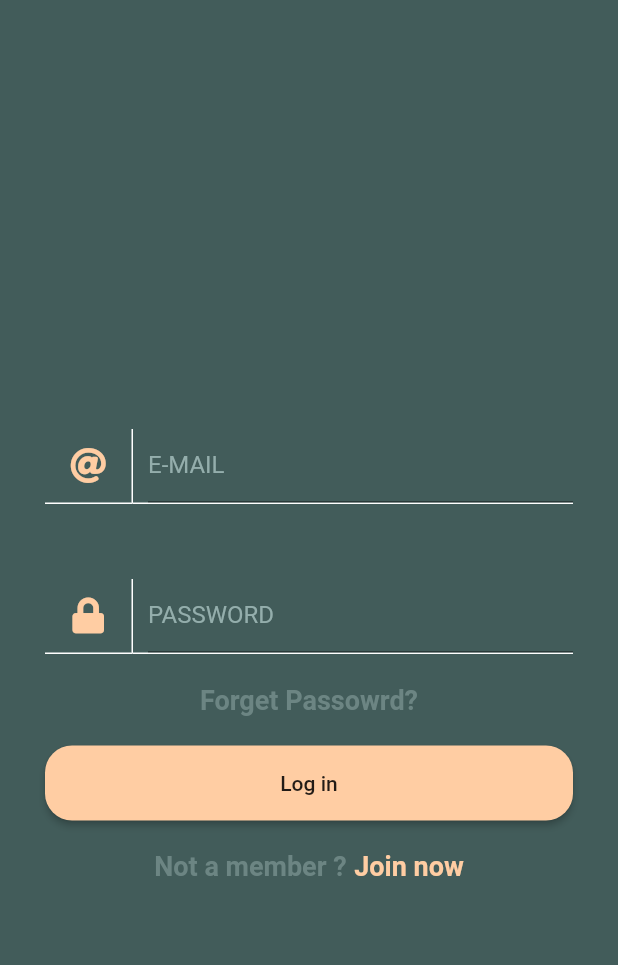
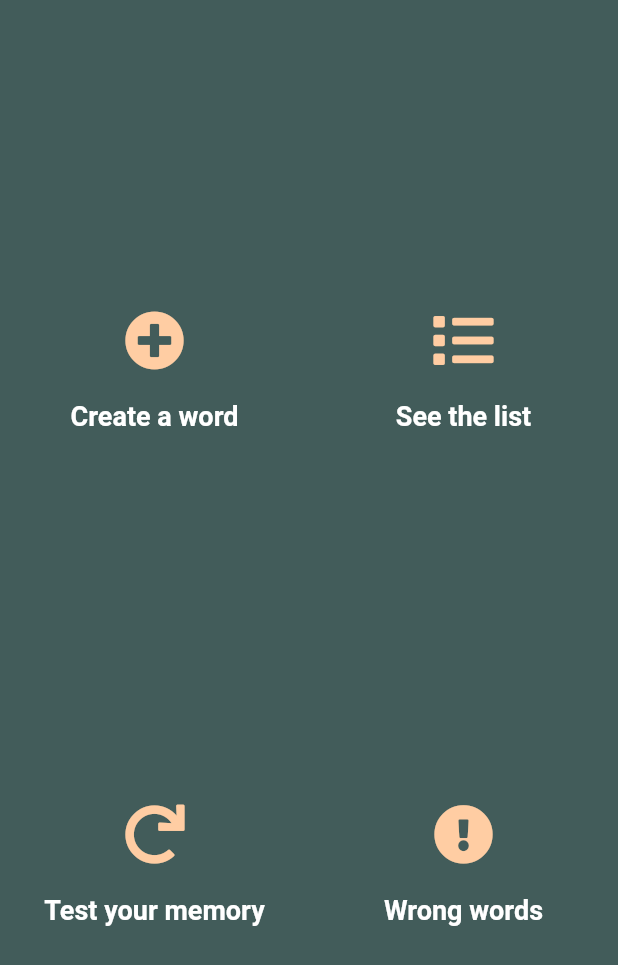
Before and after one commit to YasarKabacali/wordandmemory, a Flutter app: the screen it shows after launch, after a tap on "Log in", on a phone screen of 412 x 824 dp. Shown: the top 965 px of the screen. Run offline on Flutter 3.47's test engine with Material 2 defaults, Android fonts, the phone set to English and light mode, and no system bars; our stand-ins replace font_awesome_flutter.

Commit message:
Register ve MainPage olusturuldu,Login pagedeki sorunlar giderildi.

```diff
--- /dev/null
+++ b/lib/components/LrButton.dart
@@ -0,0 +1,20 @@
+import 'package:flutter/material.dart';
+class LrButton extends StatelessWidget {
+  final String buttonText;
+  final Function onPress;
+    LrButton({this.buttonText,this.onPress});
+  @override
+  Widget build(BuildContext context) {
+    return ButtonTheme(
+      height: 50.0,
+      child: RaisedButton(
+        onPressed: onPress,
+        child: Text(buttonText),
+        shape: RoundedRectangleBorder(
+          borderRadius: new BorderRadius.circular(18.0),
+        ),
+        color: Color(0xFFFFCDA3),
+      ),
+    );
+  }
+}
--- a/lib/components/iconTextField.dart
+++ b/lib/components/iconTextField.dart
@@ -1,6 +1,4 @@
 import 'package:flutter/material.dart';
-
-
 import '../constants.dart';
 
 class IconTextField extends StatelessWidget {
@@ -9,7 +7,7 @@ class IconTextField extends StatelessWidget {
   @override
   Widget build(BuildContext context) {
     return Container(
-      height: 50.0,
+      height: 40.0,
       child: Icon(
         icon,
         color: Color(0xFFFFCDA3),
--- a/lib/components/loginText.dart
+++ b/lib/components/loginText.dart
@@ -1,6 +1,5 @@
 import 'package:flutter/material.dart';
 
-import '../constants.dart';
 
 class LoginText extends StatelessWidget {
   final String loginText;
--- /dev/null
+++ b/lib/components/reusableCard.dart
@@ -0,0 +1,29 @@
+import 'package:flutter/material.dart';
+import '../constants.dart';
+
+const double iconSize = 40.0;
+
+class ReusableCard extends StatelessWidget {
+  final IconData cardIcon;
+  final String cardText;
+  final Function onPress;
+  ReusableCard({this.cardIcon, this.cardText, this.onPress});
+
+  @override
+  Widget build(BuildContext context) {
+    return GestureDetector(
+      onTap: onPress,
+      child: Container(
+        child: Column(
+          mainAxisAlignment: MainAxisAlignment.center,
+          crossAxisAlignment: CrossAxisAlignment.center,
+          children: <Widget>[
+            Icon(cardIcon, color: kIconColor, size: iconSize),
+            kSizedBoxTwenty,
+            Text(cardText, style: kMainPageTextStyle),
+          ],
+        ),
+      ),
+    );
+  }
+}
--- a/lib/components/loginTextField.dart
+++ b/lib/components/textField.dart
@@ -1,27 +1,28 @@
 import 'package:flutter/material.dart';
 import 'package:word_and_memory/constants.dart';
 
-class LoginTextField extends StatelessWidget {
 
+class customTextField extends StatelessWidget {
   final String labelTextField;
-
-  LoginTextField({this.labelTextField});
+  final bool showText;
+  customTextField({this.labelTextField, this.showText});
 
   @override
   Widget build(BuildContext context) {
     return Container(
-      height: 50.0,
-      padding: EdgeInsets.only(left: 10.0),
+      height: 40.0,
       child: TextField(
+        textAlign: TextAlign.left,
+        obscureText: showText,
+        style: TextStyle(color: Colors.white),
         cursorColor: Colors.white,
         decoration: InputDecoration(
-          labelText: labelTextField,
-          labelStyle: TextStyle(
+          contentPadding: EdgeInsets.only(left: 10.0, bottom: 15.0),
+          hintText: labelTextField,
+          hintStyle: TextStyle(
             color: Color(0xFF94AEAC),
           ),
-          focusedBorder: OutlineInputBorder(
-            borderSide: BorderSide.none,
-          ),
+          border: InputBorder.none,
         ),
       ),
       decoration: BoxDecoration(
--- a/lib/constants.dart
+++ b/lib/constants.dart
@@ -3,10 +3,19 @@ import 'package:flutter/material.dart';
 const kTextFieldBorderSide =
     BorderSide(color: Colors.white, width: 1, style: BorderStyle.solid);
 const kLoginPageText = TextStyle(
-          color: Color(0xFF6C8583),
-          fontSize: 18.0,
-          fontWeight: FontWeight.bold);
+    color: Color(0xFF6C8583), fontSize: 18.0, fontWeight: FontWeight.bold);
 const kJoinNow = TextStyle(
-          color: Color(0xFFFFCDA3),
-          fontSize: 18.0,
-          fontWeight: FontWeight.bold);
+    color: Color(0xFFFFCDA3), fontSize: 18.0, fontWeight: FontWeight.bold);
+const kSizedBoxTwenty = SizedBox(
+  height: 20.0,
+);
+const kSizedBoxFifty = SizedBox(
+  height: 50.0,
+);
+const kSizedBoxThirty = SizedBox(
+  height: 40.0,
+);
+const kIconColor = Color(0xFFFFCDA3);
+
+const kMainPageTextStyle=TextStyle(
+    color: Colors.white, fontSize: 18.0, fontWeight: FontWeight.bold);
--- a/lib/main.dart
+++ b/lib/main.dart
@@ -8,7 +8,7 @@ class MyApp extends StatelessWidget {
   Widget build(BuildContext context) {
     return MaterialApp(
       debugShowCheckedModeBanner: false,
-      title: 'Flutter Demo',
+      title: 'Word and Memory',
       theme: ThemeData(
         primaryColor: Color(0xFFFFCDA3),
         scaffoldBackgroundColor: Color(0xFF425C5A),
--- a/lib/screens/login_page.dart
+++ b/lib/screens/login_page.dart
@@ -1,12 +1,19 @@
 import 'package:flutter/material.dart';
 import 'package:font_awesome_flutter/font_awesome_flutter.dart';
+import 'package:word_and_memory/components/LrButton.dart';
 import 'package:word_and_memory/components/iconTextField.dart';
 import 'package:word_and_memory/components/loginText.dart';
+import 'package:word_and_memory/components/textField.dart';
+import 'package:word_and_memory/constants.dart';
+import 'package:word_and_memory/screens/register_page.dart';
+import 'main_page.dart';
 
-import 'package:word_and_memory/components/loginTextField.dart';
-import 'package:word_and_memory/constants.dart';
+class LoginPage extends StatefulWidget {
+  @override
+  _LoginPageState createState() => _LoginPageState();
+}
 
-class LoginPage extends StatelessWidget {
+class _LoginPageState extends State<LoginPage> {
   @override
   Widget build(BuildContext context) {
     return Scaffold(
@@ -17,67 +24,65 @@ class LoginPage extends StatelessWidget {
           mainAxisAlignment: MainAxisAlignment.center,
           crossAxisAlignment: CrossAxisAlignment.stretch,
           children: <Widget>[
-            SizedBox(
-              height: 50,
-            ),
+            kSizedBoxFifty,
             Row(
               children: <Widget>[
                 Expanded(
                     flex: 1, child: IconTextField(icon: FontAwesomeIcons.at)),
                 Expanded(
                     flex: 5,
-                    child: LoginTextField(
+                    child: customTextField(
                       labelTextField: "E-MAIL",
+                      showText: false,
                     )),
               ],
             ),
-            SizedBox(
-              height: 50.0,
-            ),
+            kSizedBoxFifty,
             Row(
               children: <Widget>[
                 Expanded(
                     flex: 1, child: IconTextField(icon: FontAwesomeIcons.lock)),
                 Expanded(
                     flex: 5,
-                    child: LoginTextField(
+                    child: customTextField(
                       labelTextField: "PASSWORD",
+                      showText: true,
                     )),
               ],
             ),
-            SizedBox(
-              height: 20.0,
+            kSizedBoxTwenty,
+            LoginText(
+              loginText: "Forget Passowrd?",
+              textStyle: kLoginPageText,
+              onPress: () {},
             ),
-            LoginText(
-              loginText: "Forget Passowrd?",textStyle: kLoginPageText,
+            kSizedBoxTwenty,
+            LrButton(
+              buttonText: "Log in",
+              onPress: () {
+                Navigator.push(
+                      context,
+                      MaterialPageRoute(builder: (context) => MainPage()),
+                    );
+              },
             ),
-            SizedBox(
-              height: 20.0,
-            ),
-            ButtonTheme(
-              height: 50.0,
-              child: RaisedButton(
-                onPressed: () {},
-                child: Text("Log in"),
-                shape: RoundedRectangleBorder(
-                  borderRadius: new BorderRadius.circular(18.0),
-                ),
-                color: Color(0xFFFFCDA3),
-              ),
-            ),
-            SizedBox(
-              height: 20.0,
-            ),
+            kSizedBoxTwenty,
             Row(
               mainAxisAlignment: MainAxisAlignment.center,
               children: <Widget>[
-                LoginText(loginText: "Not a member ?",textStyle: kLoginPageText),
+                LoginText(
+                    loginText: "Not a member ?", textStyle: kLoginPageText),
                 SizedBox(
                   width: 5.0,
                 ),
                 LoginText(
                   loginText: "Join now",
-                  onPress: () {},
+                  onPress: () {
+                    Navigator.push(
+                      context,
+                      MaterialPageRoute(builder: (context) => RegisterPage()),
+                    );
+                  },
                   textStyle: kJoinNow,
                 ),
               ],
--- /dev/null
+++ b/lib/screens/main_page.dart
@@ -0,0 +1,69 @@
+import 'package:flutter/material.dart';
+import 'package:font_awesome_flutter/font_awesome_flutter.dart';
+import 'package:word_and_memory/components/reusableCard.dart';
+//TODO Ekrana cumle eklemeyi nasıl monte edelim diye sor
+//Bir ekran uzerinde kotu gorunebilir cunku
+class MainPage extends StatelessWidget {
+  @override
+  Widget build(BuildContext context) {
+    return Scaffold(
+      body: SafeArea(
+        child: Column(
+          mainAxisAlignment: MainAxisAlignment.center,
+          crossAxisAlignment: CrossAxisAlignment.center,
+          children: <Widget>[
+            makeSpace(),
+            Expanded(
+              child: Row(
+                children: <Widget>[
+                  Expanded(
+                    child: ReusableCard(
+                      cardIcon: FontAwesomeIcons.plusCircle,
+                      cardText: "Create a word",
+                      onPress: () {},
+                    ),
+                  ),
+                  Expanded(
+                    child: ReusableCard(
+                      cardIcon: FontAwesomeIcons.list,
+                      cardText: "See the list",
+                      onPress: () {},
+                    ),
+                  ),
+                ],
+              ),
+            ),
+            makeSpace(),
+            Expanded(
+              child: Row(
+                children: <Widget>[
+                  Expanded(
+                    child: ReusableCard(
+                      cardIcon: FontAwesomeIcons.redo,
+                      cardText: "Test your memory",
+                      onPress: () {},
+                    ),
+                  ),
+                  Expanded(
+                    child: ReusableCard(
+                      cardIcon: FontAwesomeIcons.exclamationCircle,
+                      cardText: "Wrong words",
+                      onPress: () {},
+                    ),
+                  ),
+                ],
+              ),
+            ),
+            makeSpace(),
+          ],
+        ),
+      ),
+    );
+  }
+
+  Expanded makeSpace() {
+    return Expanded(
+            child: Container(),
+          );
+  }
+}
```
Also changed, not shown: lib/screens/register_page.dart (added, +70 -0 lines).
